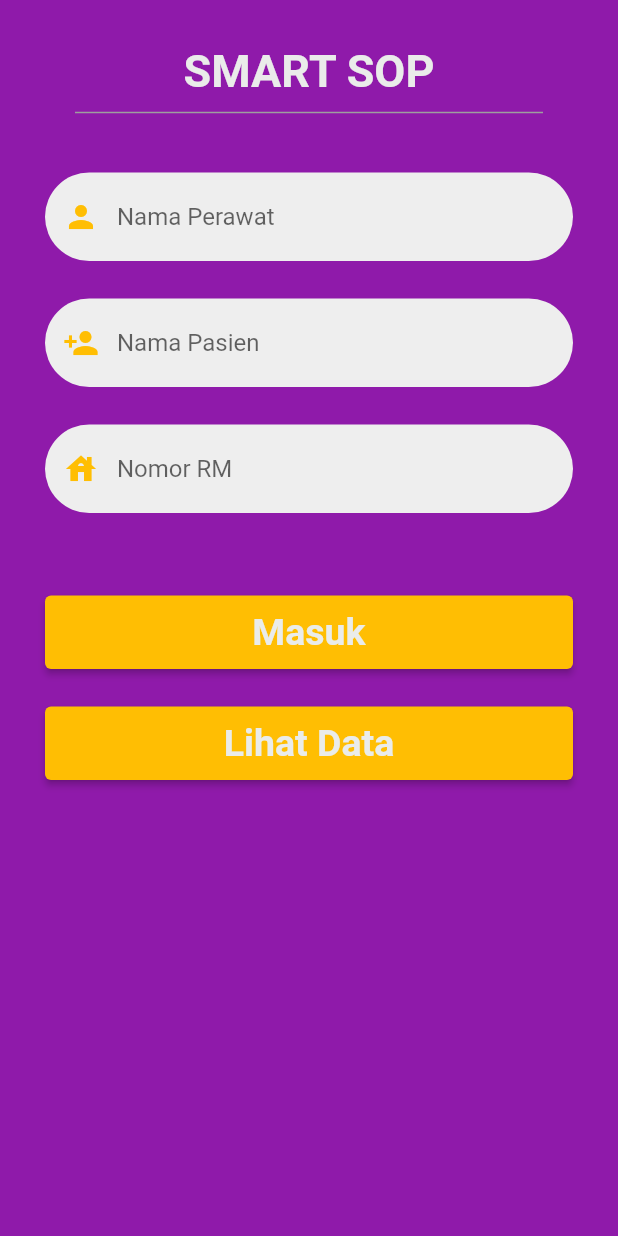
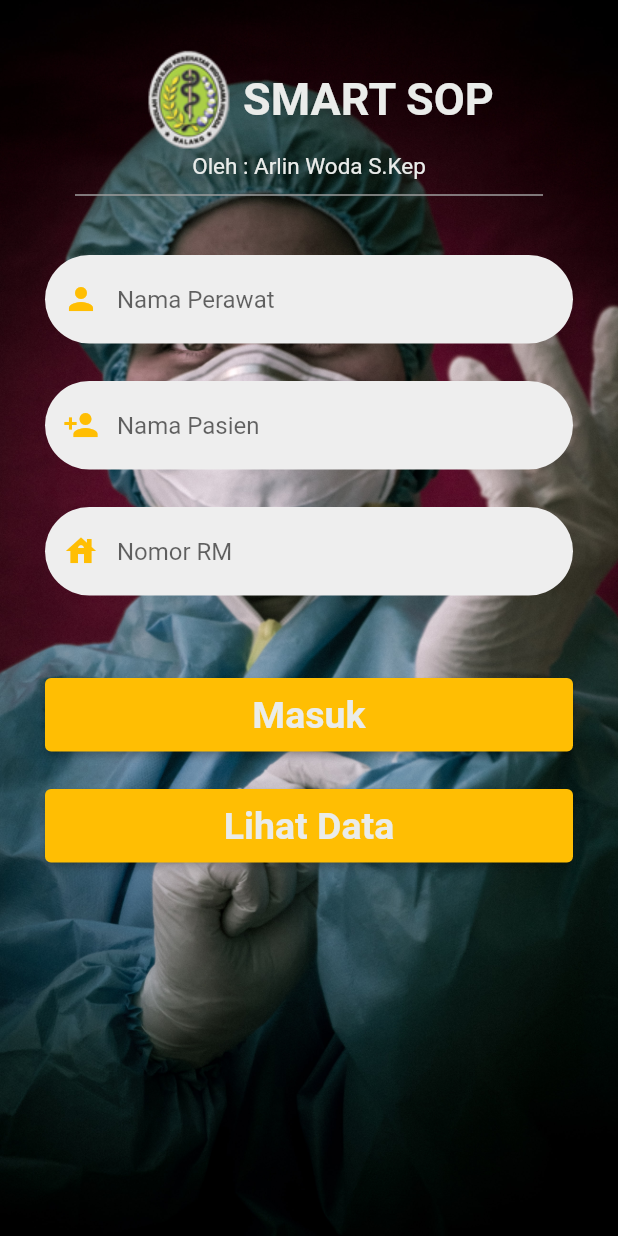
Before and after one commit to nicollasedgar/sopFlutter, a Flutter app: the screen it shows after launch, on a phone screen of 412 x 824 dp. Run offline on Flutter 3.47's test engine with Material 2 defaults, Android fonts, the phone set to English and light mode, and no system bars; our stand-ins replace dio.

Commit message:
revisi tampilan depan

```diff
--- a/lib/masukSmartSop.dart
+++ b/lib/masukSmartSop.dart
@@ -95,7 +95,13 @@ class _HomeState extends State<Home> {
     return Scaffold(
       body: SafeArea(
           child: Container(
-        color: Color(0xff8F1AAA),
+            decoration: BoxDecoration(
+              image: DecorationImage(
+                image: AssetImage('images/nurse.jpg'),
+                fit: BoxFit.cover
+              )
+            ),
+        // color: Color(0xff8F1AAA),
         height: double.infinity,
         width: double.infinity,
         child: Container(
@@ -104,12 +110,23 @@ class _HomeState extends State<Home> {
             child: Column(
               crossAxisAlignment: CrossAxisAlignment.stretch,
               children: [
-                Center(
-                  child: Text("SMART SOP",
+                Row(children: [
+                  Divider(
+                    indent: 40,
+                    endIndent: 20,
+                  ),
+                  Image(image: AssetImage('images/stikes.png')),
+                  Text("SMART SOP",
                       style: TextStyle(
                           fontSize: 30,
                           fontWeight: FontWeight.bold,
                           color: Color(0XFFEAECEA))),
+                ]),
+                Center(
+                  child: Text(
+                    "Oleh : Arlin Woda S.Kep",
+                    style: TextStyle(fontSize: 15, color: Color(0XFFEAECEA)),
+                  ),
                 ),
                 Divider(
                   color: Colors.grey,
--- a/pubspec.yaml
+++ b/pubspec.yaml
@@ -44,9 +44,8 @@ flutter:
   uses-material-design: true
 
   # To add assets to your application, add an assets section, like this:
-  # assets:
-  #   - images/a_dot_burr.jpeg
-  #   - images/a_dot_ham.jpeg
+  assets:
+    - images/
 
   # An image asset can refer to one or more resolution-specific "variants", see
   # https://flutter.dev/assets-and-images/#resolution-aware.
```
Also changed, not shown: lib/daftarSmartSop.dart (+21 -4 lines), images/nurse.jpg (added), images/stikes.png (added), 2 other files.
